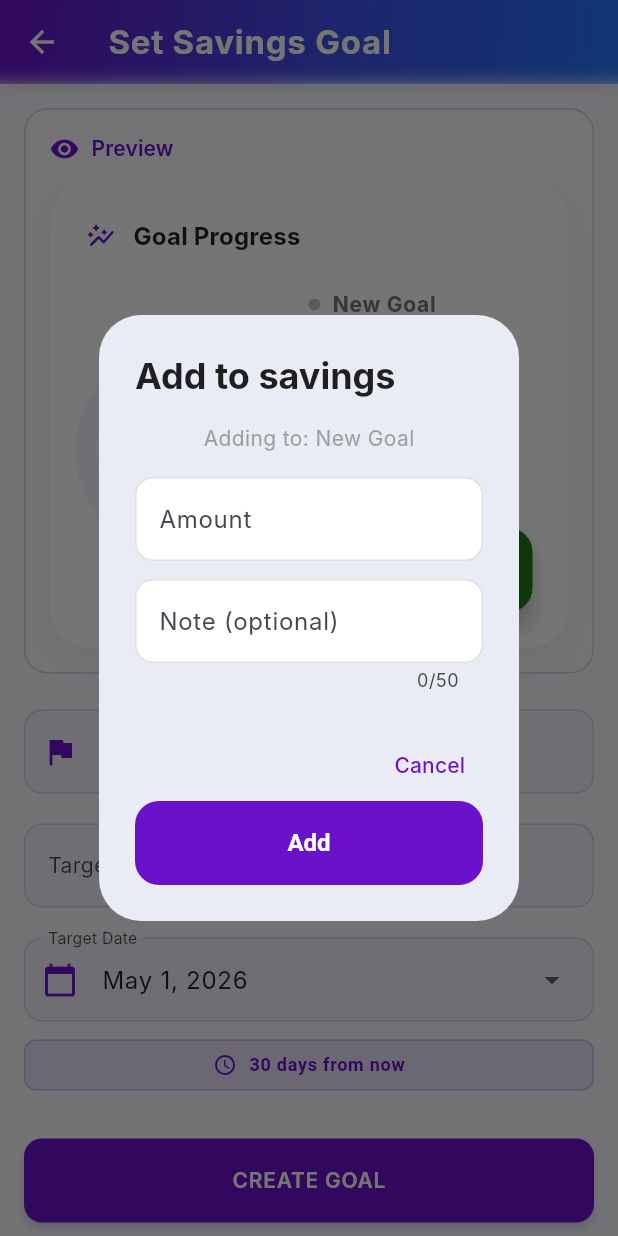
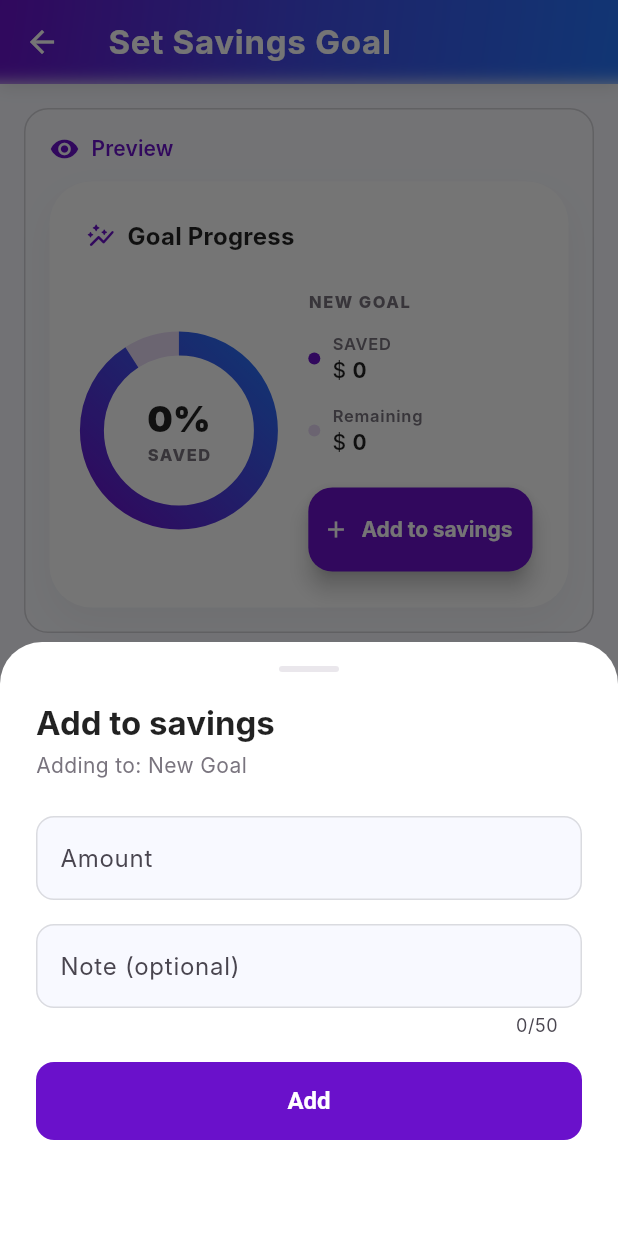
Before and after one commit to Max22577/Flutter_personal_finance_app, a Flutter app: the SetGoalPage screen opened by its route, after a tap on "Add to savings", on a phone screen of 412 x 824 dp. Run offline on Flutter 3.47's test engine with Material 3 defaults, Android fonts, the phone set to English and light mode, and no system bars; drawn by our look-alikes of fl_chart; our stand-ins replace animate_do, cloud_firestore, firebase_auth, firebase_core, firebase_storage, flutter_svg and 4 more; accounts and stored records are empty; Roboto replaces fonts that are missing (Inter).

Commit message:
Improved progress chart widget in savings feature

```diff
--- a/lib/features/savings/widgets/add_to_savings_button.dart
+++ b/lib/features/savings/widgets/add_to_savings_button.dart
@@ -1,4 +1,5 @@
 import 'package:flutter/material.dart';
+import 'package:personal_fin/core/providers/currency_provider.dart';
 import 'package:personal_fin/core/providers/language_provider.dart';
 import 'package:personal_fin/features/savings/view_models/add_to_savings_view_model.dart';
 import 'package:personal_fin/models/savings.dart';
@@ -19,8 +20,15 @@
   final _noteController = TextEditingController();
   final _formKey = GlobalKey<FormState>();
 
+  @override
+  void dispose() {
+    _amountController.dispose();
+    _noteController.dispose();
+    super.dispose();
+  }
+
   void _handleSuccess(BuildContext context, double amount, String goalName, String successMsg) {
-    Navigator.pop(context); // Close Dialog
+    Navigator.pop(context); // Close Bottom sheet
     _amountController.clear();
     _noteController.clear();
 
@@ -39,34 +47,76 @@
   }
 
   // UI Dialog logic remains here, but calling VM for data
-  Future<void> _showDialog(BuildContext context) async {
+  Future<void> _showAddMoneySheet(BuildContext context) async {
     final lang = context.read<LanguageProvider>();
+    final currencySymbol = context.read<CurrencyProvider>().currency.symbol;
     final messenger = ScaffoldMessenger.of(context);
     final theme = Theme.of(context);
-    showDialog(
+    final colors = theme.colorScheme;
+
+    showModalBottomSheet(
       context: context,
-      builder: (dialogContext) => ChangeNotifierProvider(
+      isScrollControlled: true, // Allows the sheet to push up when the keyboard appears
+      backgroundColor: colors.surface,
+      shape: const RoundedRectangleBorder(
+        borderRadius: BorderRadius.vertical(top: Radius.circular(28)),
+      ),
+      builder: (bottomSheetContext) => ChangeNotifierProvider(
         create: (_) => AddToSavingsViewModel(),
         child: Consumer<AddToSavingsViewModel>(
-          builder: (context, vm, _) => AlertDialog(
-            title: Text(context.read<LanguageProvider>().translate('add_to_savings')),
-            content: Form(
+          builder: (context, vm, _) => Padding(
+            // Forces the padding to respect the on-screen keyboard
+            padding: EdgeInsets.only(
+              left: 24,
+              right: 24,
+              top: 16,
+              bottom: MediaQuery.of(context).viewInsets.bottom + 24,
+            ),
+            child: Form(
               key: _formKey,
               child: Column(
                 mainAxisSize: MainAxisSize.min,
+                crossAxisAlignment: CrossAxisAlignment.start,
                 children: [
+                  // Modern Grab Handle at top
+                  Center(
+                    child: Container(
+                      width: 40,
+                      height: 4,
+                      decoration: BoxDecoration(
+                        color: colors.outlineVariant.withValues(alpha: 0.4),
+                        borderRadius: BorderRadius.circular(2),
+                      ),
+                    ),
+                  ),
+                  const SizedBox(height: 20),
+
+                  // Header
+                  Text(
+                    lang.translate('add_to_savings'),
+                    style: theme.textTheme.titleLarge?.copyWith(fontWeight: FontWeight.bold),
+                  ),
+                  const SizedBox(height: 4),
                   Text(
                     '${lang.translate('adding_to')}: ${widget.goal.name}',
-                    style: const TextStyle(fontSize: 14, color: Colors.grey),
+                    style: theme.textTheme.bodyMedium?.copyWith(color: colors.outline),
                   ),
-                  const SizedBox(height: 16),
+                  const SizedBox(height: 24),
+
+                  // Amount Input
                   TextFormField(
                     controller: _amountController,
-                    keyboardType: TextInputType.numberWithOptions(decimal: true),
-                    decoration:  InputDecoration(
+                    keyboardType: const TextInputType.numberWithOptions(decimal: true),
+                    style: theme.textTheme.bodyLarge?.copyWith(fontWeight: FontWeight.bold),
+                    decoration: InputDecoration(
                       labelText: lang.translate('amount'),
-                      prefixText: '\$',
-                      border: OutlineInputBorder(),
+                      prefixText: '$currencySymbol ',
+                      filled: true,
+                      fillColor: colors.surfaceContainerLow,
+                      border: OutlineInputBorder(
+                        borderRadius: BorderRadius.circular(12),
+                        borderSide: BorderSide.none,
+                      ),
                     ),
                     validator: (value) {
                       if (value == null || value.isEmpty) return lang.translate('required');
@@ -75,28 +125,33 @@
                       return null;
                     },
                   ),
-                  const SizedBox(height: 12),
+                  const SizedBox(height: 16),
+
+                  // Note Input
                   TextFormField(
                     controller: _noteController,
                     decoration: InputDecoration(
                       labelText: lang.translate('note_optional'),
-                      border: OutlineInputBorder(),
+                      filled: true,
+                      fillColor: colors.surfaceContainerLow,
+                      border: OutlineInputBorder(
+                        borderRadius: BorderRadius.circular(12),
+                        borderSide: BorderSide.none,
+                      ),
                     ),
                     maxLength: 50,
                   ),
-                ],
-              ),
-            ),
-            actions: [
-              TextButton(onPressed: () => Navigator.pop(context), child: const Text('Cancel')),
-              ElevatedButton(
+                  const SizedBox(height: 16),
+
+                  // Actions (Full Width button is much more modern for forms)
+                  SizedBox(
+                    width: double.infinity,
+                    height: 52,
+                    child: ElevatedButton(
                       onPressed: vm.isProcessing ? null : () async {
                         if (_formKey.currentState!.validate()) {
                           try {
-                      final lang = context.read<LanguageProvider>();
-
                             final amount = double.parse(_amountController.text);
-
                             final success = await vm.addToGoal(
                               goalId: widget.goal.id!,
                               amount: amount,
@@ -110,8 +165,7 @@
                               _handleSuccess(context, amount, widget.goal.name, lang.translate('added_to'));
                             }
                           } catch (e) {
-                      // Show Error SnackBar
-                      if (mounted) {
+                            if (!mounted) return;
                             messenger.showSnackBar(
                               SnackBar(
                                 content: Text('${lang.translate('error')}: $e',
@@ -119,23 +173,32 @@
                                 ),
                                 backgroundColor: theme.colorScheme.errorContainer,
                                 behavior: SnackBarBehavior.floating,
-                            shape: RoundedRectangleBorder(borderRadius: BorderRadius.circular(10)),
-                            margin: const EdgeInsets.all(20),
+                                shape: RoundedRectangleBorder(borderRadius: BorderRadius.circular(12)),
+                                margin: const EdgeInsets.all(16),
                               ),
                             );
                           }
                         }
-                  }
                       },
+                      style: ElevatedButton.styleFrom(
+                        backgroundColor: colors.primary,
+                        foregroundColor: colors.onPrimary,
+                        elevation: 0,
+                        shape: RoundedRectangleBorder(borderRadius: BorderRadius.circular(12)),
+                      ),
                       child: vm.isProcessing
-                 ? const SizedBox(
+                        ? SizedBox(
                             width: 20,
                             height: 20,
-                      child: CircularProgressIndicator(strokeWidth: 2),
+                            child: CircularProgressIndicator(strokeWidth: 2, color: colors.onPrimary),
                           )
-                  : Text(lang.translate('add')),
+                        : Text(lang.translate('add'), style: const TextStyle(fontWeight: FontWeight.bold)),
                     ),
+                  ),
+                  const SizedBox(height: 40),
                 ],
+              ),
+            ),
           ),
         ),
       ),
@@ -148,16 +211,16 @@
     final lang = context.watch<LanguageProvider>();
 
     return FloatingActionButton.extended(
-      onPressed: () => _showDialog(context),
-      icon: const Icon(Icons.add, size: 18,),
+      onPressed: () => _showAddMoneySheet(context),
+      icon: Icon(Icons.add, size: 18, color: theme.colorScheme.onPrimary),
       label: Text(lang.translate('add_to_savings'),
         style: theme.textTheme.labelLarge?.copyWith(
           letterSpacing: -0.05,
           fontWeight: FontWeight.bold,
-          color: theme.colorScheme.onSurface,
+          color: theme.colorScheme.onPrimary,
         ),
       ),
-      backgroundColor: const Color.fromARGB(255, 32, 119, 24),
+      backgroundColor: theme.colorScheme.primary,
     );
   }
 }
--- a/lib/features/savings/widgets/progress_chart.dart
+++ b/lib/features/savings/widgets/progress_chart.dart
@@ -1,6 +1,5 @@
 import 'package:flutter/material.dart';
 import 'package:fl_chart/fl_chart.dart';
-import 'package:personal_fin/core/providers/currency_provider.dart';
 import 'package:personal_fin/core/providers/language_provider.dart';
 import 'package:personal_fin/core/widgets/shared/currency_display.dart';
 import 'package:personal_fin/features/savings/widgets/add_to_savings_button.dart';
@@ -16,8 +15,15 @@
   Widget build(BuildContext context) {
     final theme = Theme.of(context);
     final colors = theme.colorScheme;
-    final currency = context.watch<CurrencyProvider>().currency;
     final lang = context.watch<LanguageProvider>();
+
+    final percentage = goal.targetAmount > 0
+        ? (goal.currentAmount / goal.targetAmount).clamp(0.0, 1.0)
+        : 0.0;
+
+    // 2. Uniform colors for both chart and legend
+    final Color progressColor = colors.primary;
+    final Color trackColor = colors.primary.withValues(alpha: 0.15); // Soft matching background track
 
     return Container(
           padding: const EdgeInsets.all(24),
@@ -43,27 +49,34 @@
                   Expanded(
                     flex: 5,
                     child: SizedBox(
-                      height: 160,
+                      height: 140,
                       child: Stack(
                         children: [
                           PieChart(
                             PieChartData(
                               sectionsSpace: 0,
-                              centerSpaceRadius: 55, // Increased for a thin ring look
+                              centerSpaceRadius: 50, // Increased for a thin ring look
                               startDegreeOffset: -90,
                               sections: [
                                 PieChartSectionData(
                                   value: goal.currentAmount == 0 ? 0.01 : goal.currentAmount,
-                                  color: colors.primary,
-                                  radius: 18, // Thicker ring
+                                  gradient: LinearGradient(
+                                    colors: [
+                                      colors.primary,
+                                      colors.secondary,
+                                    ],
+                                    begin: Alignment.bottomLeft,
+                                    end: Alignment.topRight,
+                                  ),
+                                  radius: 16, // Thicker ring
                                   showTitle: false,
                                 ),
                                 PieChartSectionData(
                                   value: (goal.targetAmount - goal.currentAmount) <= 0
-                                    ? 0.01
+                                    ? 0.001
                                     : (goal.targetAmount - goal.currentAmount),
-                                  color: colors.primaryContainer.withValues(alpha: 0.4),
-                                  radius: 14, // Smaller ring
+                                  color: trackColor,
+                                  radius: 16, // Smaller ring
                                   showTitle: false,
                                 ),
                               ],
@@ -74,17 +87,17 @@
                               mainAxisSize: MainAxisSize.min,
                               children: [
                                 Text(
-                                  '${currency.symbol}${goal.currentAmount.toStringAsFixed(0)}',
-                                  style: theme.textTheme.titleMedium?.copyWith(
+                                  '${(percentage * 100).toStringAsFixed(0)}%',
+                                  style: theme.textTheme.headlineSmall?.copyWith(
                                     fontWeight: FontWeight.w900,
-                                    color: colors.primary,
+                                    color: colors.onSurface,
                                   ),
                                 ),
                                 Text(
-                                  lang.translate('saved'),
+                                  lang.translate('saved').toUpperCase(),
                                   style: theme.textTheme.labelSmall?.copyWith(
                                     letterSpacing: 1.0,
-                                    fontWeight: FontWeight.bold,
+                                    fontWeight: FontWeight.w800,
                                     color: colors.outline,
                                   ),
                                 ),
@@ -103,35 +116,35 @@
                     child: Column(
                       crossAxisAlignment: CrossAxisAlignment.start,
                       children: [
-                        Row(
-                          children: [
-                            Container(width: 8, height: 8, decoration: BoxDecoration(color: colors.outlineVariant, shape: BoxShape.circle)),
-                            const SizedBox(width: 8),
                         Text(
-                              goal.name,
-                              style: theme.textTheme.labelLarge?.copyWith(
-                                letterSpacing: 0.5,
-                                fontWeight: FontWeight.w700,
-                                color: theme.colorScheme.outline,
+                          goal.name.toUpperCase(),
+                          style: theme.textTheme.labelSmall?.copyWith(
+                            letterSpacing: 1.0,
+                            fontWeight: FontWeight.w800,
+                            color: colors.outline,
                           ),
+                          maxLines: 1,
+                          overflow: TextOverflow.ellipsis,
                         ),
-                          ],
-                        ),
-                        const SizedBox(height: 15),
-                        _buildLegend(
-                          label: lang.translate('target'),
-                          value: goal.targetAmount,
-                          color: colors.outlineVariant,
+                        const SizedBox(height: 12),
+                        // Saved (Shows current progress)
+                        _buildLegendItem(
+                          label: lang.translate('saved'),
+                          value: goal.currentAmount,
+                          color: progressColor,
                           theme: theme
                         ),
-                        const SizedBox(height: 16),
-                        _buildLegend(
+                        const SizedBox(height: 12),
+
+                        // Remaining (Shows what's left)
+                        _buildLegendItem(
                           label: lang.translate('remaining'),
                           value: goal.targetAmount - goal.currentAmount,
-                          color: colors.primaryContainer,
+                          color: trackColor,
                           theme: theme
                         ),
                         const SizedBox(height: 20),
+
                         // Add To Savings Button
                         AddToSavingsButton(goal: goal),
                       ],
@@ -148,7 +161,7 @@
     return Row(
       children: [
         Icon(Icons.auto_graph_rounded, color: colors.primary, size: 20),
-        const SizedBox(width: 12),
+        const SizedBox(width: 8),
         Text(
           lang.translate('goal_progress'),
           style: theme.textTheme.titleMedium?.copyWith(fontWeight: FontWeight.bold),
@@ -157,39 +170,43 @@
     );
   }
 
-  Widget _buildLegend({
+  Widget _buildLegendItem({
     required String label,
     required double value,
     required Color color,
     required ThemeData theme
   }) {
-    return Column(
+    return Row(
+      children: [
+        Container(
+          width: 8,
+          height: 8,
+          decoration: BoxDecoration(color: color, shape: BoxShape.circle)
+        ),
+        const SizedBox(width: 8),
+        Expanded(
+          child: Column(
             crossAxisAlignment: CrossAxisAlignment.start,
             children: [
-        Row(
-          children: [
-            Container(width: 8, height: 8, decoration: BoxDecoration(color: color, shape: BoxShape.circle)),
-            const SizedBox(width: 8),
               Text(
                 label,
                 style: theme.textTheme.labelSmall?.copyWith(
-                letterSpacing: 0.5,
-                fontWeight: FontWeight.bold,
+                  fontWeight: FontWeight.w600,
                   color: theme.colorScheme.outline,
                 ),
               ),
-          ],
-        ),
-        const SizedBox(height: 4),
-
               CurrencyDisplay(
                 amount: value,
-          style: theme.textTheme.titleMedium?.copyWith(
-            fontWeight: FontWeight.w900,
+                style: theme.textTheme.bodyMedium?.copyWith(
+                  fontWeight: FontWeight.w800,
                   color: theme.colorScheme.onSurface,
+                ),
+              ),
+            ],
           ),
         ),
       ],
     );
   }
+
 }
--- a/lib/main.dart
+++ b/lib/main.dart
@@ -14,13 +14,17 @@
 import 'package:personal_fin/core/theme/app_theme.dart';
 import 'package:personal_fin/features/auth/pages/sign_in_page.dart';
 import 'package:personal_fin/features/auth/view_models/sign_in_view_model.dart';
+import 'package:personal_fin/features/budgeting/pages/budgeting_page.dart';
 import 'package:personal_fin/features/budgeting/view_models/budgeting_view_model.dart';
 import 'package:personal_fin/features/category/pages/category_management_page.dart';
 import 'package:personal_fin/features/category/view_models/category_view_model.dart';
+import 'package:personal_fin/features/dashboard/pages/dashboard_page.dart';
+import 'package:personal_fin/features/dashboard/pages/monthly_review_page.dart';
 import 'package:personal_fin/features/dashboard/view_models/dashboard_view_model.dart';
 import 'package:personal_fin/features/savings/pages/savings_page.dart';
 import 'package:personal_fin/features/savings/pages/set_goal_page.dart';
 import 'package:personal_fin/features/settings/pages/settings_page.dart';
+import 'package:personal_fin/features/transactions/pages/transactions.dart';
 import 'package:personal_fin/features/transactions/view_models/transactions_view_model.dart';
 import 'package:personal_fin/features/home/home.dart';
 import 'package:provider/provider.dart';
@@ -129,6 +133,11 @@
             '/settings': (context) => const SettingsPage(),
             '/savings': (context) => const SavingsPage(),
             '/savings/goal': (context) => const SetGoalPage(),
+            '/budgeting': (context) => const BudgetingPage(),
+            '/transactions': (context) => const TransactionsPage(isActive: false),
+            '/dashboard': (context) => const DashboardPage(),
+            '/monthly_review': (context) => const MonthlyReviewPage(),
+
           },
           home: StreamBuilder<User?>(
             stream: FirebaseAuth.instance.authStateChanges(),
```
Lines whose indentation alone changed are shown as unchanged.
